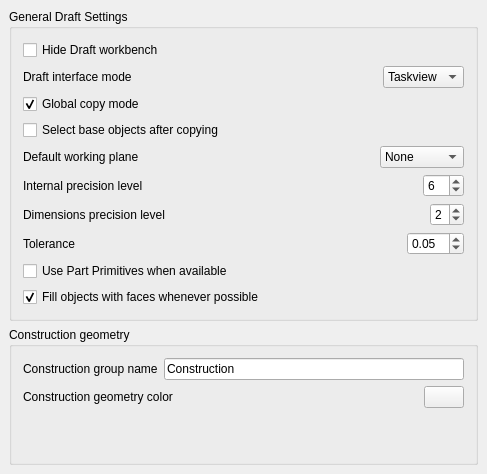
Above: src/Mod/Draft/Resources/ui/preferences-draft.ui from berndhahnebach/All_FreeCAD before the change. Below: the same form after it.
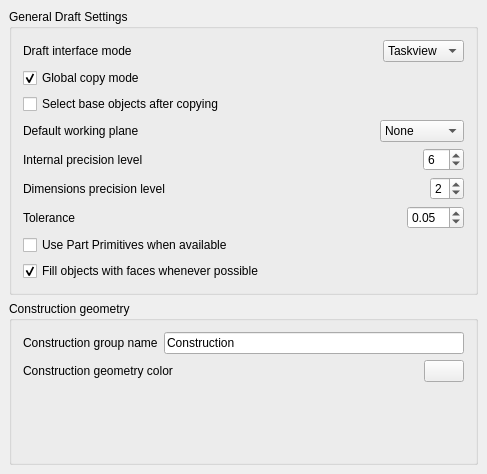
That is the form after the change. Custom widgets are drawn as their Qt base class.

Commit message: Draft: Removed the 'Hide Draft Workbench' Draft preference since we now have full WB customization

```diff
--- a/src/Mod/Draft/Resources/ui/preferences-draft.ui
+++ b/src/Mod/Draft/Resources/ui/preferences-draft.ui
@@ -26,26 +26,6 @@
       <string>General Draft Settings</string>
      </property>
      <layout class="QVBoxLayout" name="verticalLayout_2">
-      <item>
-       <layout class="QHBoxLayout" name="horizontalLayout_19">
-        <item>
-         <widget class="Gui::PrefCheckBox" name="gui::prefcheckbox_12">
-          <property name="toolTip">
-           <string>If this is checked, the Draft workbench won't appear. Useful since all of the Draft tools are also in the Arch workbench.</string>
-          </property>
-          <property name="text">
-           <string>Hide Draft workbench</string>
-          </property>
-          <property name="prefEntry" stdset="0">
-           <cstring>hideDraftWorkbench</cstring>
-          </property>
-          <property name="prefPath" stdset="0">
-           <cstring>Mod/Draft</cstring>
-          </property>
-         </widget>
-        </item>
-       </layout>
-      </item>
       <item>
        <layout class="QHBoxLayout" name="horizontalLayout">
         <item>
```
The commit also changes 1 other file.
